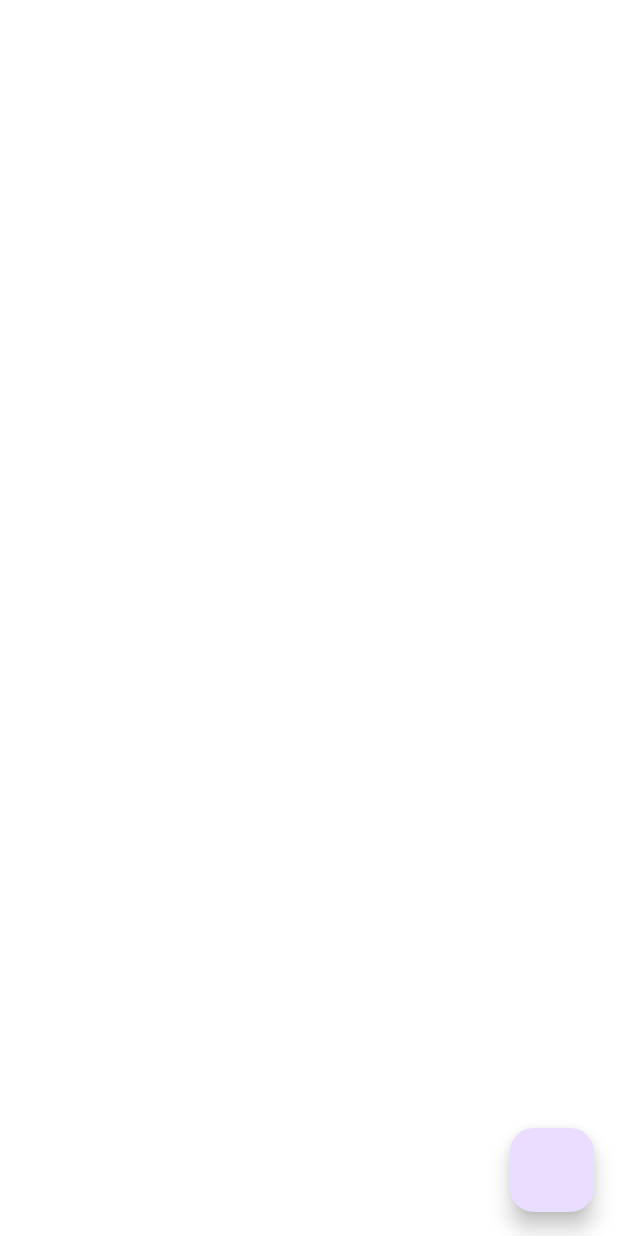
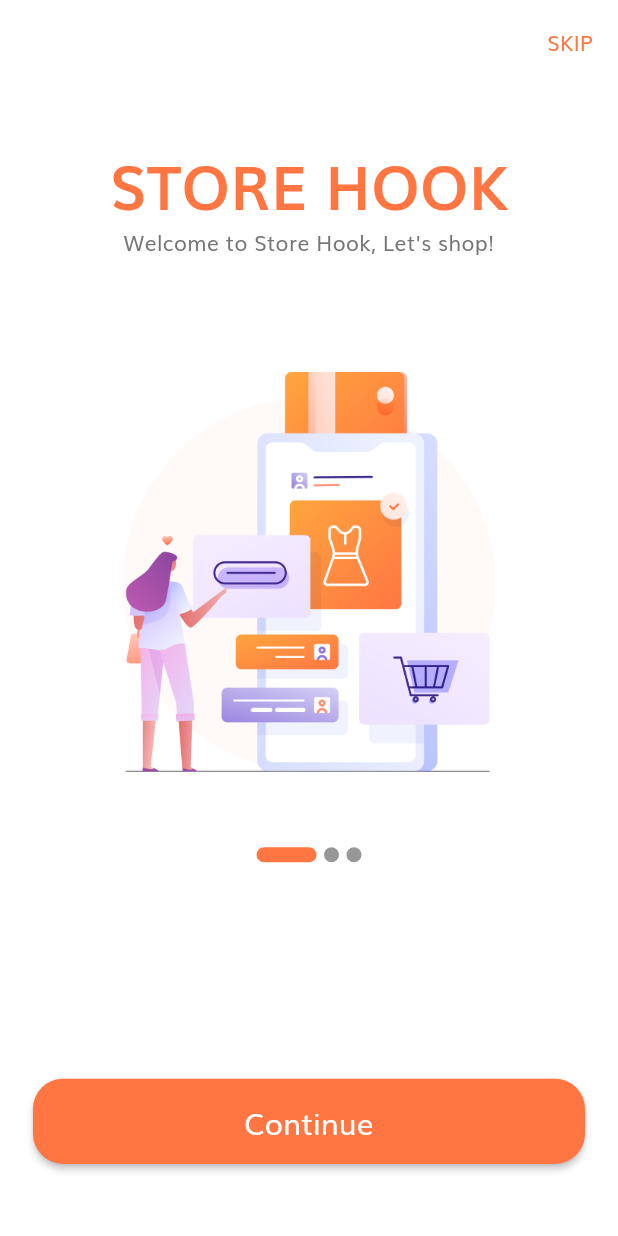
Before and after one commit to Kerofarah21/store-hook, a Flutter app: the screen it shows after launch, on a phone screen of 412 x 824 dp. Run offline on Flutter 3.47's test engine with Material 2 defaults, Android fonts, the phone set to English and light mode, and no system bars; drawn by our look-alikes of smooth_page_indicator.

Commit message:
create onBoarding Screen

```diff
--- /dev/null
+++ b/lib/Features/onBoarding/data/models/on_boarding.dart
@@ -0,0 +1,9 @@
+class OnBoarding {
+  final String text;
+  final String image;
+
+  OnBoarding({
+    required this.text,
+    required this.image,
+  });
+}
--- a/lib/Features/onBoarding/presentation/views/on_boarding_view.dart
+++ b/lib/Features/onBoarding/presentation/views/on_boarding_view.dart
@@ -1,15 +1,31 @@
 import 'package:flutter/material.dart';
+
+import '../../../../constants.dart';
+import '../../../../size_config.dart';
+import './widgets/on_boarding_view_body.dart';
 
 class OnBoardingView extends StatelessWidget {
   const OnBoardingView({super.key});
 
   @override
   Widget build(BuildContext context) {
+    SizeConfig().init(context);
+
     return Scaffold(
-      appBar: AppBar(),
-      floatingActionButton: FloatingActionButton(
-        onPressed: () {},
+      appBar: AppBar(
+        actions: [
+          TextButton(
+            onPressed: () {},
+            child: const Text(
+              'SKIP',
+              style: TextStyle(
+                color: kPrimaryColor,
+              ),
+            ),
+          ),
+        ],
       ),
+      body: const OnBoardingViewBody(),
     );
   }
 }
--- /dev/null
+++ b/lib/Features/onBoarding/presentation/views/widgets/on_boarding_content.dart
@@ -0,0 +1,42 @@
+import 'package:flutter/material.dart';
+import 'package:store_hook/Features/onBoarding/data/models/on_boarding.dart';
+import 'package:store_hook/constants.dart';
+import 'package:store_hook/size_config.dart';
+
+class OnBoardingContent extends StatelessWidget {
+  final OnBoarding onBoardingData;
+
+  const OnBoardingContent({
+    super.key,
+    required this.onBoardingData,
+  });
+
+  @override
+  Widget build(BuildContext context) {
+    return Column(
+      children: [
+        const Spacer(),
+        Text(
+          'STORE HOOK',
+          style: TextStyle(
+            fontSize: getProportionateScreenWidth(36),
+            color: kPrimaryColor,
+            fontWeight: FontWeight.bold,
+          ),
+        ),
+        Text(
+          onBoardingData.text,
+          textAlign: TextAlign.center,
+        ),
+        const Spacer(
+          flex: 2,
+        ),
+        Image.asset(
+          onBoardingData.image,
+          height: getProportionateScreenHeight(265),
+          width: getProportionateScreenWidth(235),
+        ),
+      ],
+    );
+  }
+}
--- /dev/null
+++ b/lib/Features/onBoarding/presentation/views/widgets/on_boarding_indicator.dart
@@ -0,0 +1,31 @@
+import 'package:flutter/material.dart';
+import 'package:smooth_page_indicator/smooth_page_indicator.dart';
+
+import '../../../../../constants.dart';
+
+class OnBoardingIndicator extends StatelessWidget {
+  final PageController boardController;
+  final int length;
+
+  const OnBoardingIndicator({
+    super.key,
+    required this.boardController,
+    required this.length,
+  });
+
+  @override
+  Widget build(BuildContext context) {
+    return SmoothPageIndicator(
+      controller: boardController,
+      count: length,
+      effect: const ExpandingDotsEffect(
+        dotColor: kSecondryColor,
+        activeDotColor: kPrimaryColor,
+        dotWidth: 10.0,
+        dotHeight: 10.0,
+        expansionFactor: 4,
+        spacing: 5.0,
+      ),
+    );
+  }
+}
--- /dev/null
+++ b/lib/Features/onBoarding/presentation/views/widgets/on_boarding_view_body.dart
@@ -0,0 +1,77 @@
+import 'package:flutter/material.dart';
+import 'package:store_hook/size_config.dart';
+
+import '../../../../../core/widgets/default_button.dart';
+import '../../../data/models/on_boarding.dart';
+import './on_boarding_content.dart';
+import './on_boarding_indicator.dart';
+
+class OnBoardingViewBody extends StatefulWidget {
+  const OnBoardingViewBody({super.key});
+
+  @override
+  State<OnBoardingViewBody> createState() => _OnBoardingViewBodyState();
+}
+
+class _OnBoardingViewBodyState extends State<OnBoardingViewBody> {
+  @override
+  Widget build(BuildContext context) {
+    List<OnBoarding> onBoardingData = [
+      OnBoarding(
+        text: 'Welcome to Store Hook, Let\'s shop!',
+        image: 'assets/images/splash_1.png',
+      ),
+      OnBoarding(
+        text: 'We help people connect with store\naround Egypt',
+        image: 'assets/images/splash_2.png',
+      ),
+      OnBoarding(
+        text: 'We show the easy way to shop\nJust stay at home with us',
+        image: 'assets/images/splash_3.png',
+      ),
+    ];
+
+    final boardController = PageController();
+
+    return Center(
+      child: Column(
+        children: [
+          Expanded(
+            flex: 3,
+            child: PageView.builder(
+              controller: boardController,
+              itemBuilder: (context, index) => OnBoardingContent(
+                onBoardingData: onBoardingData[index],
+              ),
+              itemCount: onBoardingData.length,
+            ),
+          ),
+          Expanded(
+            flex: 2,
+            child: Padding(
+              padding: EdgeInsets.symmetric(
+                horizontal: getProportionateScreenWidth(
+                  20,
+                ),
+              ),
+              child: Column(
+                children: [
+                  const Spacer(),
+                  OnBoardingIndicator(
+                    boardController: boardController,
+                    length: onBoardingData.length,
+                  ),
+                  const Spacer(
+                    flex: 3,
+                  ),
+                  const DefaultButton(),
+                  const Spacer(),
+                ],
+              ),
+            ),
+          ),
+        ],
+      ),
+    );
+  }
+}
--- a/lib/core/utils/themes.dart
+++ b/lib/core/utils/themes.dart
@@ -1,6 +1,7 @@
 import 'package:flutter/material.dart';
 import 'package:flutter/services.dart';
-import 'package:store_hook/constants.dart';
+
+import '../../constants.dart';
 
 ThemeData lightTheme = ThemeData(
   useMaterial3: true,
--- /dev/null
+++ b/lib/core/widgets/default_button.dart
@@ -0,0 +1,34 @@
+import 'package:flutter/material.dart';
+
+import '../../constants.dart';
+import '../../size_config.dart';
+
+class DefaultButton extends StatelessWidget {
+  const DefaultButton({
+    super.key,
+  });
+
+  @override
+  Widget build(BuildContext context) {
+    return SizedBox(
+      width: double.infinity,
+      height: getProportionateScreenHeight(56),
+      child: MaterialButton(
+        onPressed: () {},
+        color: kPrimaryColor,
+        shape: RoundedRectangleBorder(
+          borderRadius: BorderRadius.circular(
+            20,
+          ),
+        ),
+        child: Text(
+          'Continue',
+          style: TextStyle(
+            fontSize: getProportionateScreenWidth(18),
+            color: Colors.white,
+          ),
+        ),
+      ),
+    );
+  }
+}
```
Also changed, not shown: pubspec.yaml (+4 -10 lines), pubspec.lock.
